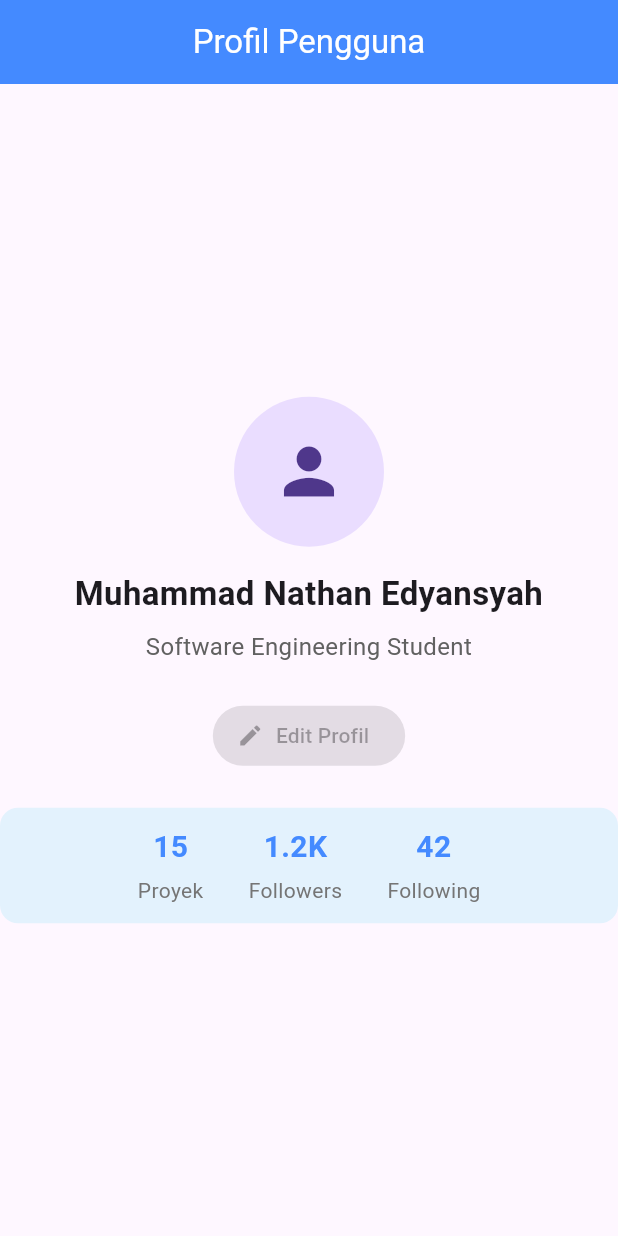
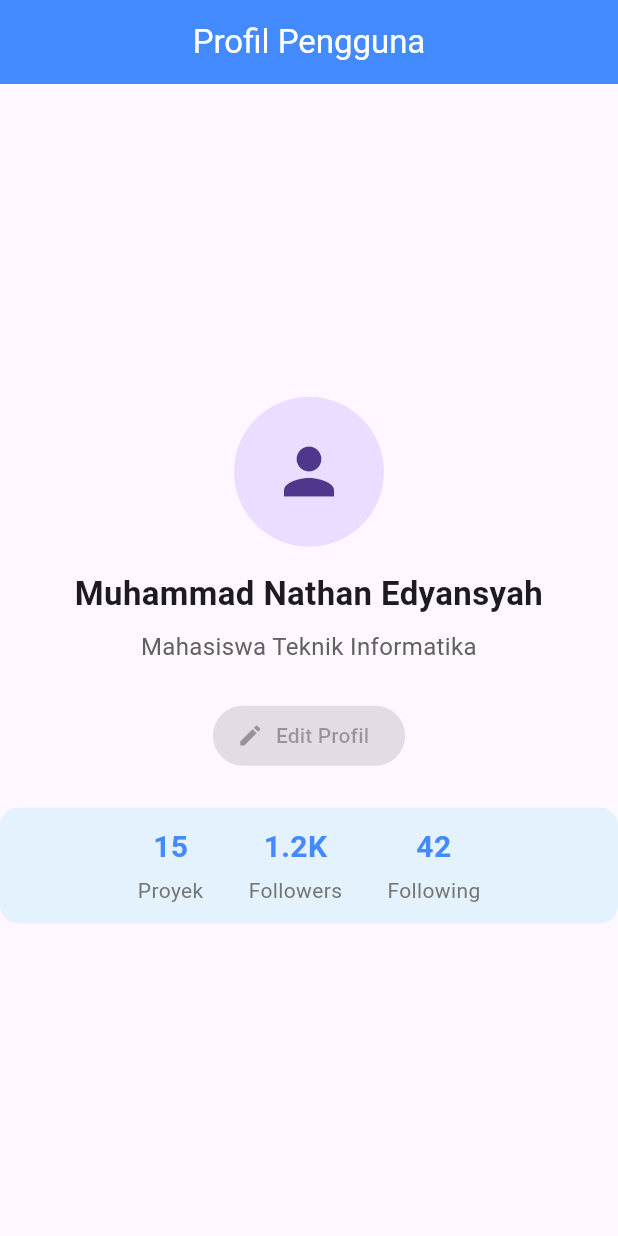
Before and after one commit to nathanedyansyah2-svg/commit_4_day, a Flutter app: the screen it shows after launch, on a phone screen of 412 x 824 dp. Run offline on Flutter 3.47's test engine with Material 3 defaults, Android fonts, the phone set to English and light mode, and no system bars.

Commit message:
feat: mengubah menjadi teks mahasiswa ti

```diff
--- a/lib/profile_info.dart
+++ b/lib/profile_info.dart
@@ -5,7 +5,7 @@ class ProfileInfo extends StatelessWidget {
   const ProfileInfo({super.key});
 
   final String userName = 'Muhammad Nathan Edyansyah';
-  final String role = 'Software Engineering Student';
+  final String role = 'Mahasiswa Teknik Informatika';
 
   @override
   Widget build(BuildContext context) {
```
